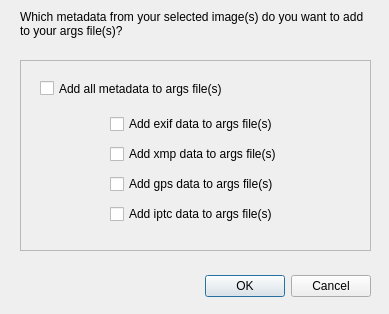
Above: scripts/ui/create_args.ui from hvdwolf/pyExifToolGUI before the change. Below: the same form after it.
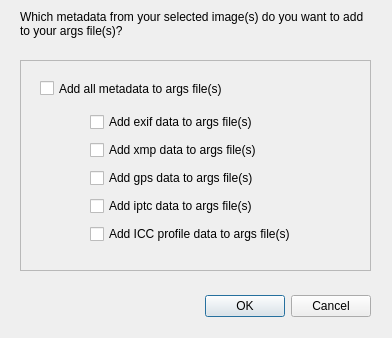
That is the form after the change.

Commit message: improve xmp to xmp output; filedialog: expand filter option "Files of Type" and make split between image formats(default) and all exiftool supported formats; Add icc_profile to view tab and "Extra menu" options

```diff
--- a/scripts/ui/create_args.ui
+++ b/scripts/ui/create_args.ui
@@ -6,8 +6,8 @@
    <rect>
     <x>0</x>
     <y>0</y>
-    <width>389</width>
-    <height>314</height>
+    <width>392</width>
+    <height>338</height>
    </rect>
   </property>
   <property name="windowTitle">
@@ -17,7 +17,7 @@
    <property name="geometry">
     <rect>
      <x>30</x>
-     <y>270</y>
+     <y>290</y>
      <width>341</width>
      <height>32</height>
     </rect>
@@ -35,7 +35,7 @@
      <x>20</x>
      <y>60</y>
      <width>351</width>
-     <height>191</height>
+     <height>211</height>
     </rect>
    </property>
    <property name="frameShape">
@@ -47,10 +47,10 @@
    <widget class="QWidget" name="gridLayoutWidget">
     <property name="geometry">
      <rect>
-      <x>90</x>
+      <x>70</x>
       <y>50</y>
-      <width>251</width>
-      <height>121</height>
+      <width>271</width>
+      <height>141</height>
      </rect>
     </property>
     <layout class="QGridLayout" name="rmdd_gridLayout">
@@ -85,6 +85,13 @@
        </property>
       </widget>
      </item>
+     <item row="4" column="0">
+      <widget class="QCheckBox" name="qdca_chk_args_iccprofile_data">
+       <property name="text">
+        <string>Add ICC profile data to args file(s)</string>
+       </property>
+      </widget>
+     </item>
     </layout>
    </widget>
    <widget class="QCheckBox" name="qdca_chk_args_all_metadata">
```
The commit also changes 12 other files.
